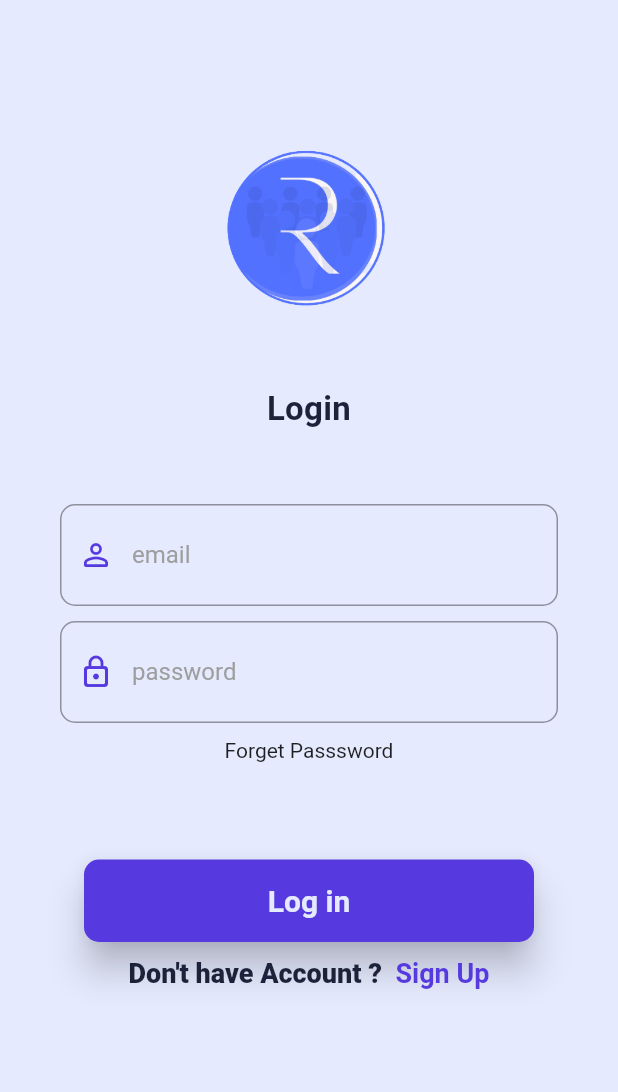
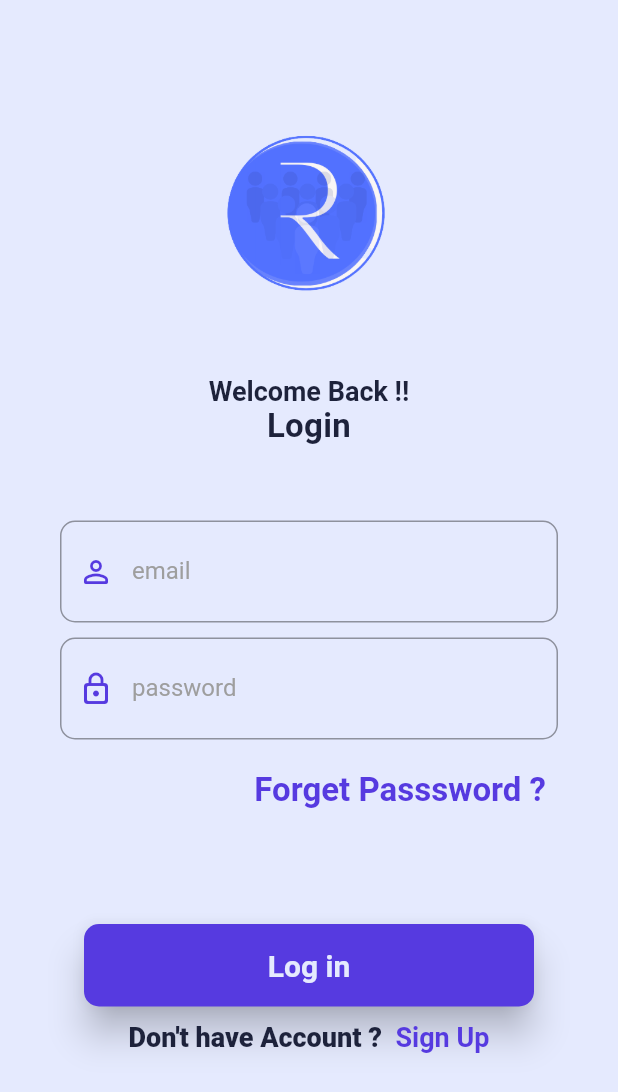
Before and after one commit to majdideveloper/rayek, a Flutter app: the LoginScreen screen opened directly, on a phone screen of 412 x 824 dp. Shown: the top 1092 px of the screen. Run offline on Flutter 3.47's test engine with Material 2 defaults, Android fonts, the phone set to English and light mode, and no system bars; our stand-ins replace cloud_firestore, firebase_auth, firebase_core; missing offline and left inert: cloud_firestore_web, firebase_auth_web, firebase_core_web; accounts and stored records are empty; Roboto replaces fonts that are missing (verdana_regular).

```diff
--- a/lib/screens/auth/login_screen.dart
+++ b/lib/screens/auth/login_screen.dart
@@ -48,13 +48,16 @@ class _LoginScreenState extends State<LoginScreen> {
           child: Column(
             children: [
               // widgetLogo
-              smallPaddingHor,
+
               largePaddingHor,
               Center(child: LogoApp()),
 
               //Text welcome
+              const Text('Welcome Back !!',
+                  textAlign: TextAlign.center, style: normalStyle),
               const Text('Login',
                   textAlign: TextAlign.center, style: boldTitleStyle),
+
               // form Sign up
               Padding(
                 padding: const EdgeInsets.all(40.0),
@@ -89,12 +92,17 @@ class _LoginScreenState extends State<LoginScreen> {
                       ),
                     ),
                     // forget password
-
-                    Column(
-                      mainAxisAlignment: MainAxisAlignment.end,
-                      children: [
-                        Text("Forget Passsword"),
-                      ],
+                    Align(
+                      alignment: Alignment.topRight,
+                      child: TextButton(
+                          onPressed: () {
+                            // goTo(context, RegisterScreen());
+                            goTo(context, DemoClass());
+                          },
+                          child: const Text(
+                            "Forget Passsword ?",
+                            style: H2Style,
+                          )),
                     ),
                   ],
                 ),
@@ -132,7 +140,7 @@ class _LoginScreenState extends State<LoginScreen> {
               FooterAuth(
                   onTap: () {
                     // goTo(context, RegisterScreen());
-                    goTo(context, DemoClass());
+                    goTo(context, RegisterScreen());
                   },
                   text: 'Don\'t have Account ? ',
                   bttext: ' Sign Up')
```
